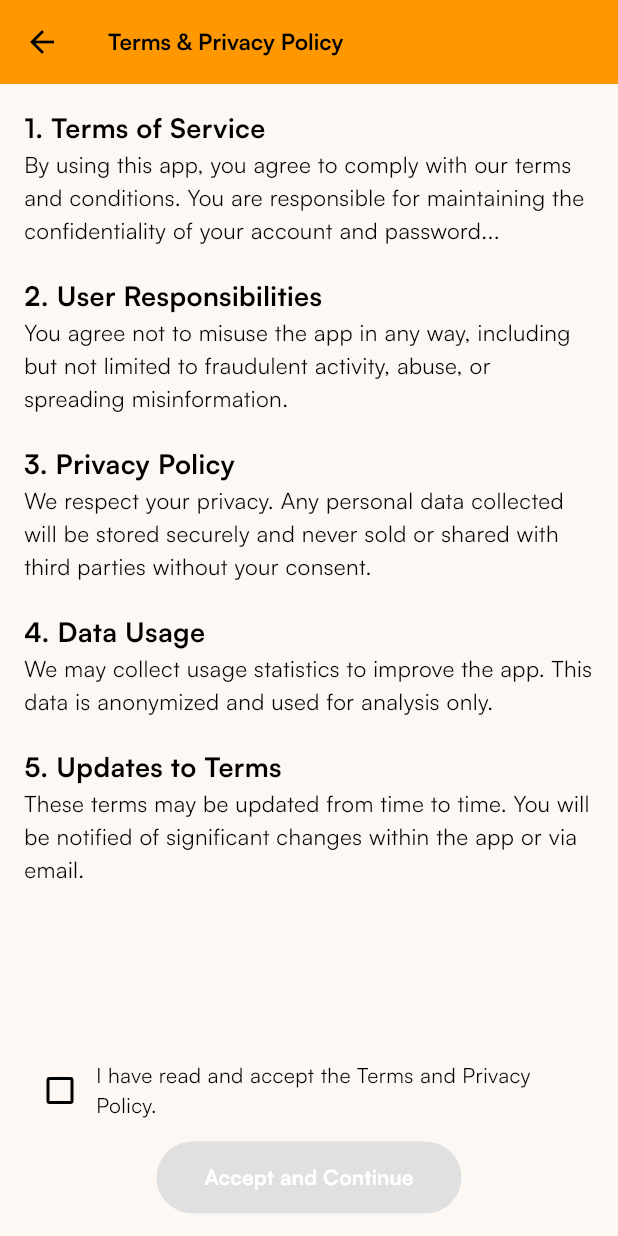
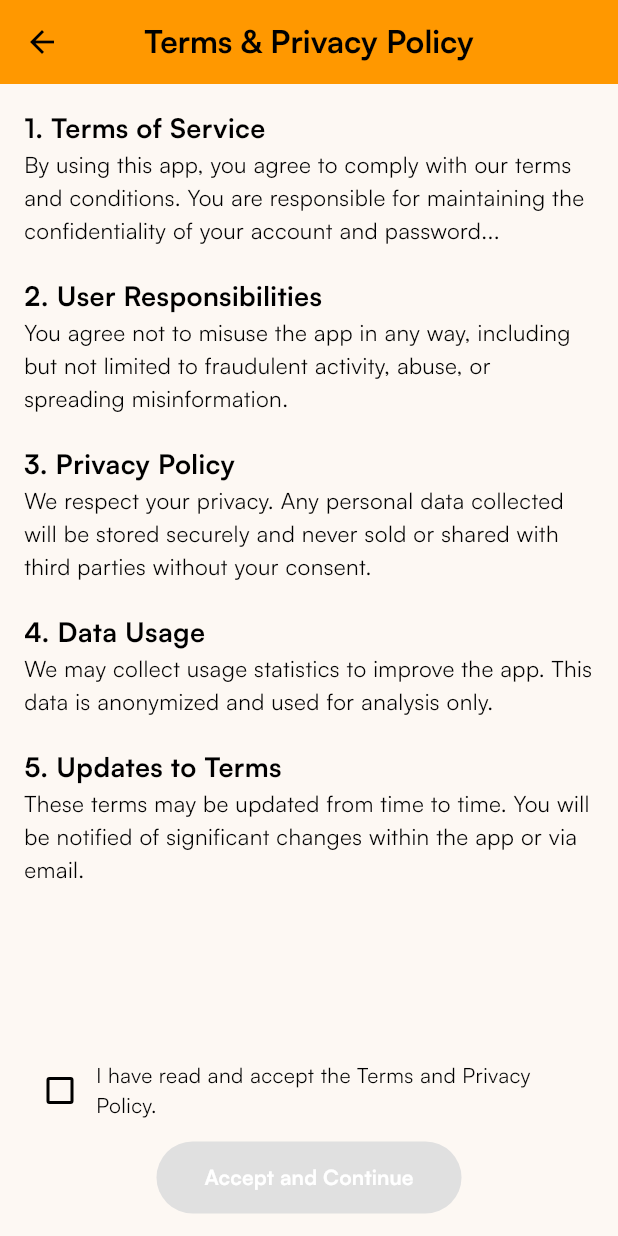
Before and after one commit to gal-hpgggjbvb/project202, a Flutter app: the SettingsPage screen opened directly, after a tap on "Terms & Policy", on a phone screen of 412 x 824 dp. Run offline on Flutter 3.47's test engine with Material 3 defaults, Android fonts, the phone set to English and light mode, and no system bars; our stand-ins replace awesome_dialog, dio, get, hidden_drawer_menu, image_picker, introduction_screen and 3 more; accounts and stored records are empty.

```diff
--- a/lib/controller/theme_controller.dart
+++ b/lib/controller/theme_controller.dart
@@ -5,6 +5,15 @@ import 'package:project2/theme/theme.dart';
 
 class ThemeController extends GetxController {
   bool isDark = CacheHelper().getData(key: 'isDark') ?? false;
+  // late bool isDark ;
+
+  @override
+  void onInit() {
+    isDark = CacheHelper().getData(key: 'isDark') ?? false;
+    getThemeMode;
+    super.onInit();
+    update();
+  }
   ThemeMode _themeMode = ThemeMode.light;
   // ThemeMode _themeMode = isDark ? ThemeMode.dark : ThemeMode.light;
 
@@ -23,3 +32,24 @@ class ThemeController extends GetxController {
     update();
   }
 }
+
+// class ThemeController extends GetxController {
+//   // Make isDark reactive
+//   RxBool isDark = false.obs;
+//
+//   @override
+//   void onInit() {
+//     super.onInit();
+//     bool savedTheme = CacheHelper().getData(key: 'isDark') ?? false;
+//     isDark.value = savedTheme;
+//     Get.changeThemeMode(savedTheme ? ThemeMode.dark : ThemeMode.light);
+//   }
+//
+//   ThemeMode get themeMode => isDark.value ? ThemeMode.dark : ThemeMode.light;
+//
+//   void toggleTheme() {
+//     isDark.value = !isDark.value;
+//     CacheHelper().saveData(key: 'isDark', value: isDark.value);
+//     Get.changeThemeMode(isDark.value ? ThemeMode.dark : ThemeMode.light);
+//   }
+// }
--- a/lib/view/terms_page.dart
+++ b/lib/view/terms_page.dart
@@ -26,9 +26,14 @@ class _TermsPageState extends State<TermsPage> {
   Widget build(BuildContext context) {
     return Scaffold(
       appBar: AppBar(
-        title: const Text(
+        centerTitle: true,
+        title: Text(
           "Terms & Privacy Policy",
-          style: TextStyle(fontWeight: FontWeight.bold),
+          style: TextStyle(
+              fontFamily: "Satoshi",
+              color: context.theme.colorScheme.onSecondary,
+              fontSize: 21,
+              fontWeight: FontWeight.bold),
         ),
         backgroundColor: Colors.orange,
       ),
```
